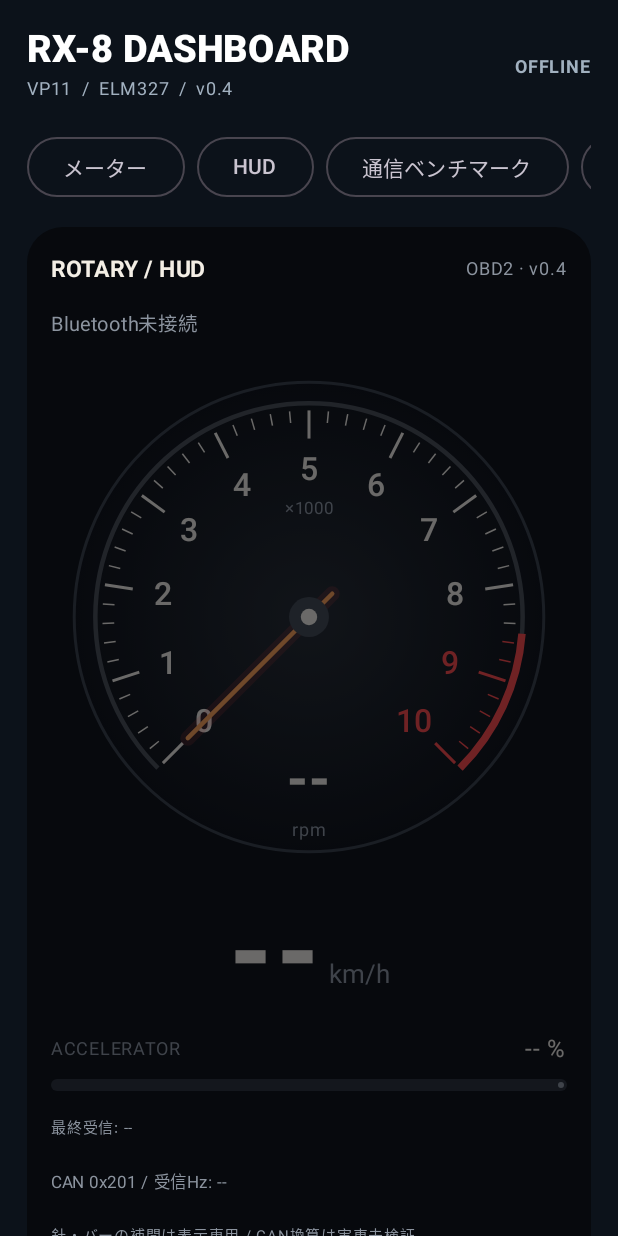
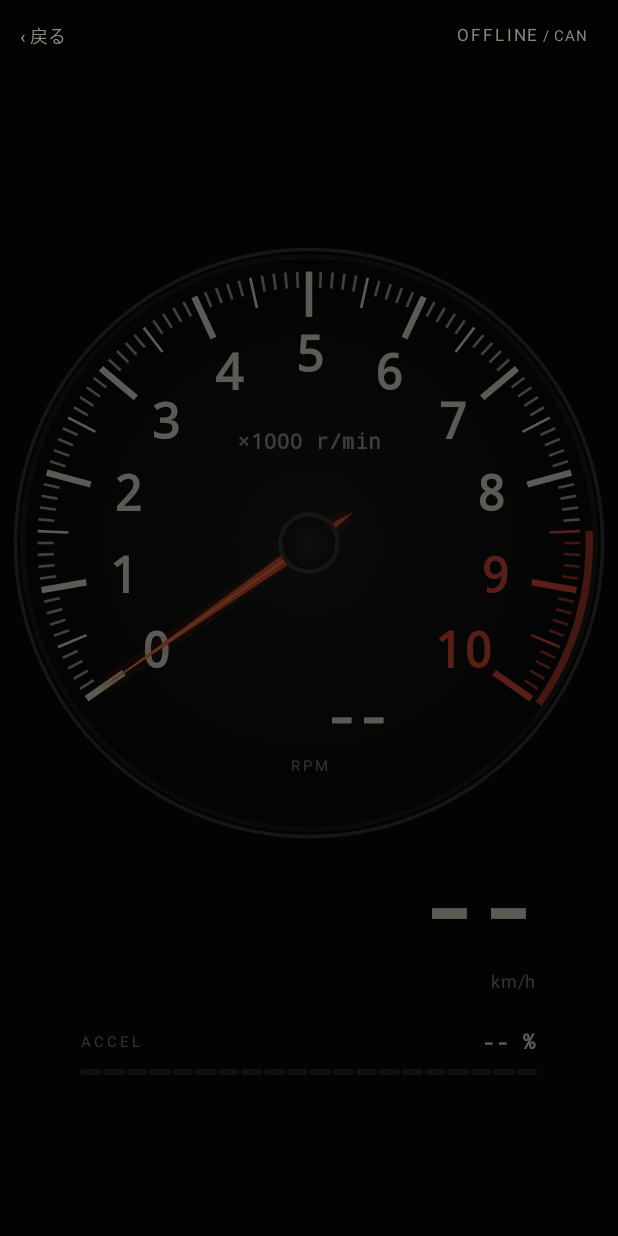
Before and after one commit to nekodamasi34/CarDashBoard, an Android app built with Jetpack Compose: the screen it shows after launch (MainActivity), after a tap on "HUD", on a phone screen of 412 x 824 dp. Run offline under Robolectric (Android 15) with nearby library versions, the phone set to English and light mode, and no system bars.

Commit message:
Release ver0.4.1

```diff
--- a/app/build.gradle.kts
+++ b/app/build.gradle.kts
@@ -15,8 +15,8 @@ android {
         applicationId = "dev.aw.cardashboard"
         minSdk = 31
         targetSdk = 36
-        versionCode = 6
-        versionName = "0.4"
+        versionCode = 7
+        versionName = "0.4.1"
 
         testInstrumentationRunner = "androidx.test.runner.AndroidJUnitRunner"
     }
--- a/app/src/main/java/dev/aw/cardashboard/HudScreen.kt
+++ b/app/src/main/java/dev/aw/cardashboard/HudScreen.kt
@@ -1,141 +1,192 @@
 package dev.aw.cardashboard
 
 import android.graphics.Paint
+import android.graphics.Typeface
 import android.os.SystemClock
 import androidx.compose.animation.core.animateFloatAsState
 import androidx.compose.animation.core.tween
 import androidx.compose.foundation.Canvas
 import androidx.compose.foundation.background
 import androidx.compose.foundation.layout.*
-import androidx.compose.foundation.shape.RoundedCornerShape
-import androidx.compose.material3.LinearProgressIndicator
 import androidx.compose.material3.Text
+import androidx.compose.material3.TextButton
 import androidx.compose.runtime.*
 import androidx.compose.ui.Alignment
 import androidx.compose.ui.Modifier
 import androidx.compose.ui.draw.alpha
+import androidx.compose.ui.geometry.Offset
+import androidx.compose.ui.geometry.Size
 import androidx.compose.ui.graphics.*
 import androidx.compose.ui.graphics.drawscope.Stroke
+import androidx.compose.ui.text.font.FontFamily
 import androidx.compose.ui.text.font.FontWeight
 import androidx.compose.ui.unit.dp
 import androidx.compose.ui.unit.sp
 import kotlinx.coroutines.delay
-import java.util.Locale
 import kotlin.math.*
 
-private val HudWhite = Color(0xFFF3EEE5)
-private val HudOrange = Color(0xFFFFA052)
-private val HudRed = Color(0xFFFF4545)
-private val HudMuted = Color(0xFF8C949F)
+private val HudWhite = Color(0xFFF0E9DA)
+private val HudAmber = Color(0xFFE79549)
+private val HudRed = Color(0xFFE84B35)
+private val HudMuted = Color(0xFF8C867B)
 
+/** Dedicated instrument surface. Telemetry and freshness remain independent of animation. */
 @Composable
-fun HudScreen(data: DashboardState) {
+fun HudScreen(data: DashboardState, onExit: () -> Unit = {}) {
     var now by remember { mutableLongStateOf(SystemClock.elapsedRealtimeNanos()) }
     LaunchedEffect(Unit) { while (true) { now = SystemClock.elapsedRealtimeNanos(); delay(100) } }
     val state = data.toHudState(now)
     val active = state.status == HudStatus.LIVE || state.status == HudStatus.DEMO
-    val visible = state.values
-    Column(Modifier.fillMaxWidth().background(Color(0xFF07090D), RoundedCornerShape(24.dp))
-        .padding(16.dp), verticalArrangement = Arrangement.spacedBy(12.dp)) {
-        Row(Modifier.fillMaxWidth(), horizontalArrangement = Arrangement.SpaceBetween) {
-            Text("ROTARY / HUD", color = HudWhite, fontWeight = FontWeight.Bold, fontSize = 15.sp)
-            Text("${state.source} · v0.4", color = HudMuted, fontSize = 12.sp)
+    Column(Modifier.fillMaxSize().background(Color(0xFF030303))) {
+        // Insets protect controls from cutouts; the instrument background reaches every edge.
+        Row(Modifier.fillMaxWidth().windowInsetsPadding(WindowInsets.safeDrawing.only(
+            WindowInsetsSides.Top + WindowInsetsSides.Horizontal)),
+            verticalAlignment = Alignment.CenterVertically) {
+            TextButton(onClick = onExit) { Text("‹ 戻る", color = HudMuted, fontSize = 12.sp) }
+            Spacer(Modifier.weight(1f))
+            Text(state.status.name, color = when (state.status) {
+                HudStatus.ERROR -> HudRed
+                HudStatus.STALE, HudStatus.DEMO -> HudAmber
+                HudStatus.LIVE -> HudWhite
+                else -> HudMuted
+            }, fontSize = 11.sp, letterSpacing = 2.sp)
+            Text(if (state.status == HudStatus.DEMO) " / SIM" else " / CAN", color = HudMuted,
+                fontSize = 10.sp, modifier = Modifier.padding(end = 20.dp))
         }
-        Text(state.status.label, color = when (state.status) {
-            HudStatus.LIVE -> HudOrange
-            HudStatus.ERROR -> HudRed
-            else -> HudMuted
-        }, fontSize = 13.sp)
-        Column(Modifier.alpha(if (active) 1f else .42f), verticalArrangement = Arrangement.spacedBy(12.dp)) {
-            TachometerGauge(visible?.rpm)
-            SpeedHud(visible?.speedKmh)
-            AcceleratorHud(visible?.acceleratorPercent)
+        BoxWithConstraints(Modifier.weight(1f).fillMaxWidth()
+            .windowInsetsPadding(WindowInsets.safeDrawing.only(
+                WindowInsetsSides.Horizontal + WindowInsetsSides.Bottom))) {
+            val landscape = maxWidth > maxHeight
+            val gaugeSize = if (landscape) minOf(maxHeight, maxWidth * .68f)
+                else minOf(maxWidth, maxHeight * .72f)
+            if (landscape) {
+                Row(Modifier.fillMaxSize().alpha(if (active) 1f else .38f),
+                    verticalAlignment = Alignment.CenterVertically,
+                    horizontalArrangement = Arrangement.Center) {
+                    TachometerGauge(state.values?.rpm, Modifier.size(gaugeSize))
+                    Column(Modifier.widthIn(max = 260.dp).weight(1f).padding(horizontal = 16.dp),
+                        verticalArrangement = Arrangement.spacedBy(24.dp)) {
+                        SpeedHud(state.values?.speedKmh)
+                        AcceleratorHud(state.values?.acceleratorPercent)
+                    }
+                }
+            } else {
+                Column(Modifier.fillMaxSize().alpha(if (active) 1f else .38f),
+                    horizontalAlignment = Alignment.CenterHorizontally,
+                    verticalArrangement = Arrangement.Center) {
+                    TachometerGauge(state.values?.rpm, Modifier.size(gaugeSize))
+                    Column(Modifier.widthIn(max = 360.dp).fillMaxWidth().padding(horizontal = 28.dp),
+                        verticalArrangement = Arrangement.spacedBy(16.dp)) {
+                        SpeedHud(state.values?.speedKmh)
+                        AcceleratorHud(state.values?.acceleratorPercent)
+                    }
+                }
+            }
         }
-        Text(if (state.lastUpdatedNs == null) "最終受信: --" else
-            String.format(Locale.US, "最終更新: %.1f秒前 · %s", (state.ageNs ?: 0) / 1e9,
-                if (state.source == "DEMO") "デモ生成値" else "受信時刻 ${state.lastUpdatedNs} ns (起動後)"),
-            color = HudMuted, fontSize = 10.sp)
-        Text(if (state.measuredHz == null) "CAN 0x201 / 受信Hz: --" else
-            String.format(Locale.US, "CAN 0x201 / 実測受信: %.1f Hz", state.measuredHz),
-            color = HudMuted, fontSize = 11.sp)
-        Text("針・バーの補間は表示専用 / CAN換算は実車未検証", color = HudMuted, fontSize = 10.sp)
-        if (state.status == HudStatus.WAITING || state.status == HudStatus.OFFLINE)
-            Text("接続後、CANモニターで実験を開始してください。デモは下の接続欄から開始できます。",
-                color = HudMuted, fontSize = 12.sp)
-        if (state.status == HudStatus.ERROR) Text(data.communicationError ?: "CAN受信エラー。通信ログを確認してください。", color = HudRed, fontSize = 12.sp)
     }
 }
 
 @Composable
-fun TachometerGauge(rpm: Float?) {
+fun TachometerGauge(rpm: Float?, modifier: Modifier = Modifier.fillMaxWidth().aspectRatio(1f)) {
     val needle by animateFloatAsState((rpm ?: 0f).coerceIn(0f, HUD_MAX_RPM), tween(140), label = "rpm needle")
-    val hot = rpm != null && rpm >= HUD_REDLINE_RPM
-    Box(Modifier.fillMaxWidth().aspectRatio(1f), contentAlignment = Alignment.Center) {
+    BoxWithConstraints(modifier, contentAlignment = Alignment.Center) {
+        val dialWidth = maxWidth
         Canvas(Modifier.fillMaxSize()) {
-            val radius = size.minDimension * .455f
-            val center = androidx.compose.ui.geometry.Offset(size.width / 2, size.height / 2)
-            fun point(degrees: Float, r: Float): androidx.compose.ui.geometry.Offset {
+            val radius = size.minDimension * .475f
+            val center = Offset(size.width / 2, size.height / 2)
+            fun point(degrees: Float, r: Float): Offset {
                 val a = Math.toRadians(degrees.toDouble())
-                return center + androidx.compose.ui.geometry.Offset(cos(a).toFloat() * r, sin(a).toFloat() * r)
+                return center + Offset(cos(a).toFloat() * r, sin(a).toFloat() * r)
             }
-            drawCircle(Brush.radialGradient(listOf(Color(0xFF20252B), Color(0xFF090B10)), center, radius), radius, center)
-            drawCircle(Color(0xFF353B44), radius, center, style = Stroke(2.dp.toPx()))
-            val arcRadius = radius * .91f
-            val topLeft = center - androidx.compose.ui.geometry.Offset(arcRadius, arcRadius)
-            val arcSize = androidx.compose.ui.geometry.Size(arcRadius * 2, arcRadius * 2)
-            drawArc(Color(0xFF454A51), 135f, 270f, false, topLeft, arcSize, style = Stroke(3.dp.toPx()))
-            val redStart = 135f + 270f * HUD_REDLINE_RPM / HUD_MAX_RPM
-            drawArc(HudRed, redStart, 405f - redStart, false, topLeft, arcSize, style = Stroke(5.dp.toPx()))
+            // Recessed black dial and subdued twin bezel, rather than a progress ring.
+            drawCircle(Brush.radialGradient(listOf(Color(0xFF171715), Color(0xFF050505)), center, radius), radius, center)
+            drawCircle(Color(0xFF383731), radius, center, style = Stroke(radius * .012f))
+            drawCircle(Color(0xFF161613), radius * .976f, center, style = Stroke(radius * .018f))
             val paint = Paint(Paint.ANTI_ALIAS_FLAG).apply {
-                textAlign = Paint.Align.CENTER; typeface = android.graphics.Typeface.create("sans-serif-medium", android.graphics.Typeface.NORMAL)
-                textSize = radius * .135f
+                textAlign = Paint.Align.CENTER
+                typeface = Typeface.create(Typeface.MONOSPACE, Typeface.BOLD)
+                textSize = radius * .17f
             }
-            for (tick in 0..50) {
-                val value = tick * 200f
-                val angle = 135f + 270f * value / HUD_MAX_RPM
-                val major = tick % 5 == 0
+            // 250 degree sweep; 100 rpm graduations and heavy 1000 rpm indices.
+            for (tick in 0..100) {
+                val value = tick * 100f
+                val angle = 145f + 250f * value / HUD_MAX_RPM
+                val major = tick % 10 == 0
+                val half = tick % 5 == 0
                 val color = if (value >= HUD_REDLINE_RPM) HudRed else HudWhite
-                drawLine(color, point(angle, radius * .88f), point(angle, radius * if (major) .76f else .83f),
-                    if (major) 2.dp.toPx() else 1.dp.toPx())
+                drawLine(color.copy(alpha = if (major || half) 1f else .7f),
+                    point(angle, radius * .925f),
+                    point(angle, radius * if (major) .77f else if (half) .82f else .87f),
+                    radius * if (major) .022f else .009f)
                 if (major) {
                     paint.color = color.toArgb()
-                    val p = point(angle, radius * .63f)
-                    drawContext.canvas.nativeCanvas.drawText((tick / 5).toString(), p.x, p.y - (paint.ascent() + paint.descent()) / 2, paint)
+                    val p = point(angle, radius * .64f)
+                    drawContext.canvas.nativeCanvas.drawText((tick / 10).toString(), p.x,
+                        p.y - (paint.ascent() + paint.descent()) / 2, paint)
                 }
             }
-            val angle = 135f + 270f * needle / HUD_MAX_RPM
-            drawLine(HudRed.copy(alpha = .16f), point(angle, -radius * .14f), point(angle, radius * .73f), 10.dp.toPx(), StrokeCap.Round)
-            drawLine(HudOrange, point(angle, -radius * .14f), point(angle, radius * .73f), 3.dp.toPx(), StrokeCap.Round)
-            drawCircle(Color(0xFF3F454E), radius * .085f, center)
-            drawCircle(HudWhite, radius * .035f, center)
+            // Segmented redline band sits behind the red graduations.
+            val arcRadius = radius * .955f
+            drawArc(HudRed.copy(alpha = .75f), 145f + 250f * .85f, 250f * .15f, false,
+                center - Offset(arcRadius, arcRadius), Size(arcRadius * 2, arcRadius * 2),
+                style = Stroke(radius * .025f))
+            paint.apply { color = HudWhite.copy(alpha = .65f).toArgb(); textSize = radius * .072f }
+            drawContext.canvas.nativeCanvas.drawText("×1000 r/min", center.x,
+                center.y - radius * .32f, paint)
+            val angle = 145f + 250f * needle / HUD_MAX_RPM
+            val path = Path().apply {
+                moveTo(point(angle, radius * .86f).x, point(angle, radius * .86f).y)
+                val left = point(angle + 90, radius * .022f)
+                val tail = point(angle, -radius * .19f)
+                val right = point(angle - 90, radius * .022f)
+                lineTo(left.x, left.y); lineTo(tail.x, tail.y); lineTo(right.x, right.y); close()
+            }
+            drawLine(HudRed.copy(alpha = .12f), point(angle, -radius * .16f), point(angle, radius * .86f), radius * .055f)
+            drawPath(path, HudRed)
+            drawLine(HudAmber, center, point(angle, radius * .82f), radius * .006f)
+            drawCircle(Color(0xFF393630), radius * .105f, center)
+            drawCircle(Brush.radialGradient(listOf(Color(0xFF282723), Color(0xFF10100F)), center, radius * .09f), radius * .09f, center)
         }
-        Text("×1000", Modifier.align(Alignment.TopCenter).padding(top = 88.dp), color = HudMuted, fontSize = 11.sp)
-        Column(Modifier.align(Alignment.BottomCenter).padding(bottom = 18.dp), horizontalAlignment = Alignment.CenterHorizontally) {
-            Text(rpm?.roundToInt()?.toString() ?: "--", color = if (hot) HudRed else HudWhite,
-                fontSize = 36.sp, fontWeight = FontWeight.Bold)
-            Text("rpm", color = HudMuted, fontSize = 12.sp)
+        Column(Modifier.align(Alignment.BottomCenter).padding(bottom = dialWidth * .11f),
+            horizontalAlignment = Alignment.CenterHorizontally) {
+            Text(rpm?.roundToInt()?.toString()?.padStart(5, ' ') ?: "   --",
+                color = if ((rpm ?: 0f) >= HUD_REDLINE_RPM) HudRed else HudWhite,
+                fontFamily = FontFamily.Monospace, fontWeight = FontWeight.Bold,
+                fontSize = (dialWidth.value * .085f).sp, maxLines = 1)
+            Text("RPM", color = HudMuted, fontSize = (dialWidth.value * .025f).sp, letterSpacing = 2.sp)
         }
     }
 }
 
 @Composable
 fun SpeedHud(speedKmh: Double?) {
-    Row(Modifier.fillMaxWidth(), horizontalArrangement = Arrangement.Center, verticalAlignment = Alignment.Bottom) {
-        Text(speedKmh?.coerceAtLeast(0.0)?.roundToInt()?.toString() ?: "--", color = HudWhite,
-            fontWeight = FontWeight.Black, fontSize = 68.sp)
-        Text(" km/h", Modifier.padding(bottom = 14.dp), color = HudMuted, fontSize = 17.sp)
+    BoxWithConstraints(Modifier.fillMaxWidth()) {
+        val speedFontSize = minOf(64f, maxWidth.value * .30f).sp
+        Column(Modifier.fillMaxWidth(), horizontalAlignment = Alignment.End) {
+            Text(speedKmh?.coerceAtLeast(0.0)?.roundToInt()?.toString()?.padStart(3, ' ') ?: " --",
+                color = HudWhite, fontFamily = FontFamily.Monospace, fontWeight = FontWeight.Bold,
+                fontSize = speedFontSize, maxLines = 1)
+            Text("km/h", color = HudMuted, fontSize = 12.sp)
+        }
     }
 }
 
 @Composable
 fun AcceleratorHud(percent: Float?) {
     val fraction by animateFloatAsState((percent ?: 0f).coerceIn(0f, 100f) / 100f, tween(120), label = "accelerator bar")
-    Column(verticalArrangement = Arrangement.spacedBy(8.dp)) {
+    Column(verticalArrangement = Arrangement.spacedBy(6.dp)) {
         Row(Modifier.fillMaxWidth(), horizontalArrangement = Arrangement.SpaceBetween) {
-            Text("ACCELERATOR", color = HudMuted, fontSize = 12.sp)
-            Text(percent?.let { "${it.coerceIn(0f, 100f).roundToInt()} %" } ?: "-- %", color = HudWhite, fontSize = 16.sp)
+            Text("ACCEL", color = HudMuted, fontSize = 10.sp, letterSpacing = 2.sp)
+            Text(percent?.let { "${it.coerceIn(0f, 100f).roundToInt().toString().padStart(3, ' ')} %" } ?: " -- %",
+                color = HudWhite, fontFamily = FontFamily.Monospace, fontWeight = FontWeight.Bold, fontSize = 14.sp)
         }
-        LinearProgressIndicator(progress = { fraction }, modifier = Modifier.fillMaxWidth().height(8.dp),
-            color = if ((percent ?: 0f) > 0f) HudOrange else HudMuted, trackColor = Color(0xFF262B33))
+        Canvas(Modifier.fillMaxWidth().height(4.dp)) {
+            val gap = 2.dp.toPx()
+            val width = (size.width - gap * 19) / 20
+            repeat(20) { index ->
+                drawRect(if (fraction * 20 > index) HudAmber else Color(0xFF292722),
+                    Offset(index * (width + gap), 0f), Size(width, size.height))
+            }
+        }
     }
 }
--- a/app/src/main/java/dev/aw/cardashboard/MainActivity.kt
+++ b/app/src/main/java/dev/aw/cardashboard/MainActivity.kt
@@ -9,6 +9,11 @@ import android.os.Build
 import android.os.Bundle
 import android.provider.Settings
 import androidx.activity.ComponentActivity
+import androidx.activity.compose.BackHandler
+import androidx.core.view.WindowCompat
+import androidx.core.view.WindowInsetsCompat
+import androidx.core.view.WindowInsetsControllerCompat
+import androidx.compose.runtime.DisposableEffect
 import androidx.activity.compose.setContent
 import androidx.activity.compose.rememberLauncherForActivityResult
 import androidx.activity.result.contract.ActivityResultContracts
@@ -75,8 +80,17 @@ class MainActivity : ComponentActivity() {
             MaterialTheme(
                 colorScheme = darkColorScheme(primary = Accent, background = Background, surface = Panel)
             ) {
-                Surface(color = Background) { DashboardScreen(controller) }
+                Surface(color = Background) { DashboardScreen(controller, ::setHudFullscreen) }
             }
+        }
+    }
+
+    private fun setHudFullscreen(enabled: Boolean) {
+        WindowCompat.setDecorFitsSystemWindows(window, !enabled)
+        WindowCompat.getInsetsController(window, window.decorView).apply {
+            systemBarsBehavior = WindowInsetsControllerCompat.BEHAVIOR_SHOW_TRANSIENT_BARS_BY_SWIPE
+            if (enabled) hide(WindowInsetsCompat.Type.systemBars())
+            else show(WindowInsetsCompat.Type.systemBars())
         }
     }
 
@@ -87,7 +101,7 @@ class MainActivity : ComponentActivity() {
 }
 
 @Composable
-private fun DashboardScreen(controller: ObdController) {
+private fun DashboardScreen(controller: ObdController, setHudFullscreen: (Boolean) -> Unit) {
     val data by controller.state.collectAsState()
     val context = LocalContext.current
     var page by remember { mutableStateOf(0) }
@@ -111,6 +125,16 @@ private fun DashboardScreen(controller: ObdController) {
         ) controller.refreshDevices()
     }
 
+    DisposableEffect(page == 4) {
+        setHudFullscreen(page == 4)
+        onDispose { setHudFullscreen(false) }
+    }
+    BackHandler(enabled = page == 4) { page = 0 }
+    if (page == 4) {
+        HudScreen(data, onExit = { page = 0 })
+        return
+    }
+
     Column(
         modifier = Modifier.fillMaxSize()
             .background(Background)
@@ -122,7 +146,7 @@ private fun DashboardScreen(controller: ObdController) {
         Row(verticalAlignment = Alignment.CenterVertically, modifier = Modifier.fillMaxWidth()) {
             Column(modifier = Modifier.weight(1f)) {
                 Text("RX-8 DASHBOARD", fontWeight = FontWeight.Black, fontSize = 25.sp, color = Color.White)
-                Text("VP11  /  ELM327  /  v0.4", fontSize = 12.sp, color = Muted)
+                Text("VP11  /  ELM327  /  v0.4.1", fontSize = 12.sp, color = Muted)
             }
             Text(if (data.demo) "DEMO" else if (data.connected) "LIVE" else "OFFLINE",
                 color = if (data.demo) Color(0xFFFFBE55) else if (data.connected) Accent else Muted,
@@ -137,7 +161,7 @@ private fun DashboardScreen(controller: ObdController) {
         OutlinedButton(onClick = { page = 3 }) { Text("アダプター診断") }
         }
         if (data.communication == CommunicationMode.CAN) Text("CANデコードは未検証の参考値です", color = Accent)
-        if (page == 4) { HudScreen(data) } else if (page == 3) { DiagnosticPane(data, controller) } else if (page == 2) { CanPane(data, controller) } else if (page == 1) {
+        if (page == 3) { DiagnosticPane(data, controller) } else if (page == 2) { CanPane(data, controller) } else if (page == 1) {
             BenchmarkPane(data, controller)
         } else {
             Card(colors = CardDefaults.cardColors(containerColor = Panel)) {
```
Also changed, not shown: 3 other files.
